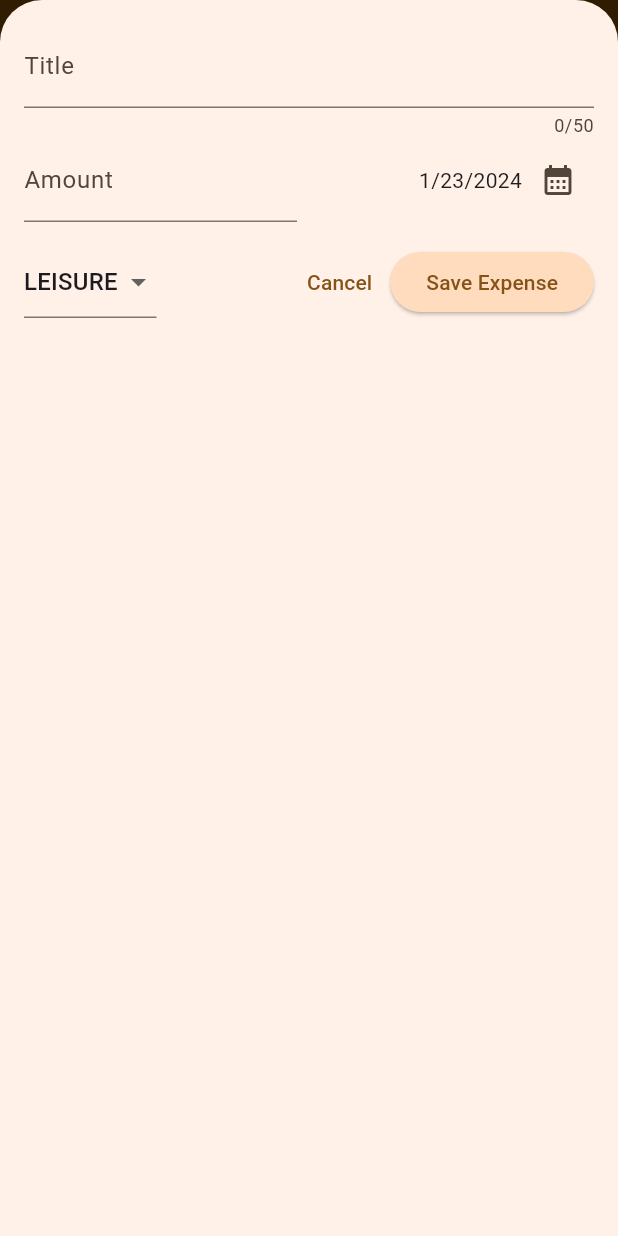
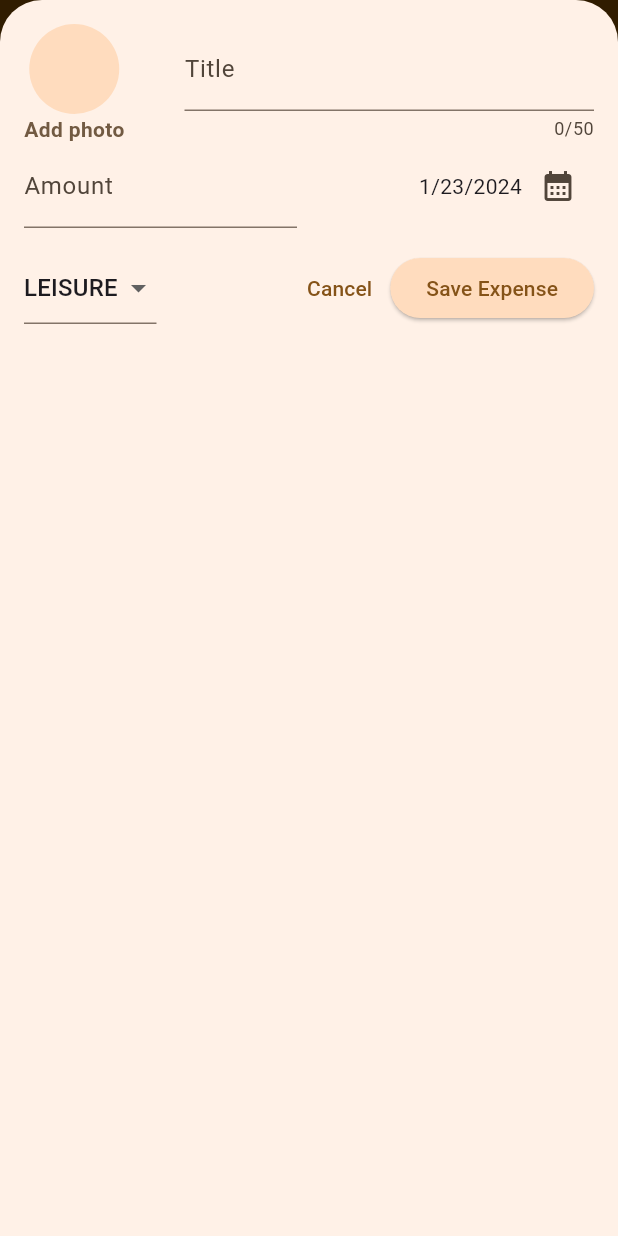
Before and after one commit to marijoy-apa/flutter-learn-forms, a Flutter app: the screen it shows after launch, after a tap on the "add" icon, on a phone screen of 412 x 824 dp. Run offline on Flutter 3.47's test engine with Material 3 defaults, Android fonts, the phone set to English and light mode, and no system bars; our stand-ins replace image_picker.

Commit message:
add photo widget

```diff
--- a/expense_tracker/lib/model/expense.dart
+++ b/expense_tracker/lib/model/expense.dart
@@ -1,4 +1,4 @@
-import 'package:flutter/material.dart';
+import 'dart:io';
 import 'package:uuid/uuid.dart';
 import 'package:intl/intl.dart';
 
@@ -16,6 +16,7 @@ class Expense {
     required this.amount,
     required this.date,
     required this.category,
+    this.imageFile,
   }) : id = uuid.v4();
 
   final String id;
@@ -23,6 +24,7 @@ class Expense {
   final double amount;
   final DateTime date;
   final Category category;
+  final File? imageFile;
 
   String get formattedDate {
     return formatter.format(date);
--- a/expense_tracker/lib/new_expense.dart
+++ b/expense_tracker/lib/new_expense.dart
@@ -1,4 +1,5 @@
 import 'dart:io';
+import 'package:expense_tracker/photo.dart';
 import 'package:flutter/cupertino.dart';
 import 'package:flutter/material.dart';
 import 'package:expense_tracker/model/expense.dart';
@@ -18,6 +19,7 @@ class _NewExpenseState extends State<NewExpense> {
   var _enteredAmount = '';
   DateTime _selectedDate = DateTime.now();
   Category _selectedCategory = Category.leisure;
+  File? _selectedImage;
 
   void _presentDatePicker() async {
     final now = DateTime.now();
@@ -79,11 +81,15 @@ class _NewExpenseState extends State<NewExpense> {
       return;
     }
     formKey.currentState!.save();
-    widget.onAddExpense(Expense(
+    widget.onAddExpense(
+      Expense(
         title: _enteredTitle,
         amount: double.tryParse(_enteredAmount)!,
         date: _selectedDate,
-        category: _selectedCategory));
+        category: _selectedCategory,
+        imageFile: _selectedImage,
+      ),
+    );
 
     Navigator.pop(context);
   }
@@ -108,6 +114,11 @@ class _NewExpenseState extends State<NewExpense> {
                     Row(
                       crossAxisAlignment: CrossAxisAlignment.start,
                       children: [
+                        AddPhoto(
+                          onPickImage: (pickedImage) =>
+                              _selectedImage = pickedImage,
+                        ),
+                        const SizedBox(width: 24),
                         Expanded(
                           child: TextFormField(
                             validator: (value) {
@@ -146,7 +157,17 @@ class _NewExpenseState extends State<NewExpense> {
                       ],
                     )
                   else
-                    TextFormField(
+                    Row(
+                      children: [
+                        AddPhoto(
+                          onPickImage: (pickedImage) =>
+                              _selectedImage = pickedImage,
+                        ),
+                        SizedBox(
+                          width: 40,
+                        ),
+                        Expanded(
+                          child: TextFormField(
                             validator: (value) {
                               if (value == null || value.trim().isEmpty) {
                                 return 'Title cannot be empty';
@@ -159,12 +180,18 @@ class _NewExpenseState extends State<NewExpense> {
                             ),
                             maxLength: 50,
                           ),
+                        ),
+                      ],
+                    ),
                   const SizedBox(
                     width: 16,
                   ),
                   if (width >= 600)
                     Row(
                       children: [
+                        SizedBox(
+                          width: 90,
+                        ),
                         Expanded(
                           child: DropdownButtonFormField(
                               value: _selectedCategory,
--- /dev/null
+++ b/expense_tracker/lib/photo.dart
@@ -0,0 +1,58 @@
+import 'dart:io';
+
+import 'package:flutter/material.dart';
+import 'package:image_picker/image_picker.dart';
+
+class AddPhoto extends StatefulWidget {
+  const AddPhoto({
+    super.key,
+    required this.onPickImage,
+  });
+
+  final void Function(File pickedImage) onPickImage;
+  @override
+  State<AddPhoto> createState() => _MyWidgetState();
+}
+
+class _MyWidgetState extends State<AddPhoto> {
+  File? pickedImageFile;
+
+  void pickImage() async {
+    final pickedImage = await ImagePicker().pickImage(
+      source: ImageSource.camera,
+      imageQuality: 50,
+    );
+
+    if (pickedImage == null) {
+      return;
+    }
+    setState(() {
+      pickedImageFile = File(pickedImage.path);
+    });
+
+    widget.onPickImage(pickedImageFile!);
+  }
+
+  @override
+  Widget build(BuildContext context) {
+    return Column(
+      children: [
+        CircleAvatar(
+          radius: 30,
+          backgroundColor: Theme.of(context).colorScheme.primaryContainer,
+          foregroundImage:
+              pickedImageFile != null ? FileImage(pickedImageFile!) : null,
+        ),
+        InkWell(
+          onTap: pickImage,
+          child: Text(
+            pickedImageFile != null ? 'Change photo' : 'Add photo',
+            style: TextStyle(
+                color: Theme.of(context).colorScheme.secondary,
+                fontWeight: FontWeight.bold),
+          ),
+        ),
+      ],
+    );
+  }
+}
--- a/expense_tracker/pubspec.yaml
+++ b/expense_tracker/pubspec.yaml
@@ -37,6 +37,7 @@ dependencies:
   cupertino_icons: ^1.0.2
   uuid: ^4.3.3
   intl: ^0.19.0
+  image_picker: ^1.0.7
 
 dev_dependencies:
   flutter_test:
```
Also changed, not shown: expense_tracker/pubspec.lock, 14 other files. Lines whose indentation alone changed are shown as unchanged.
